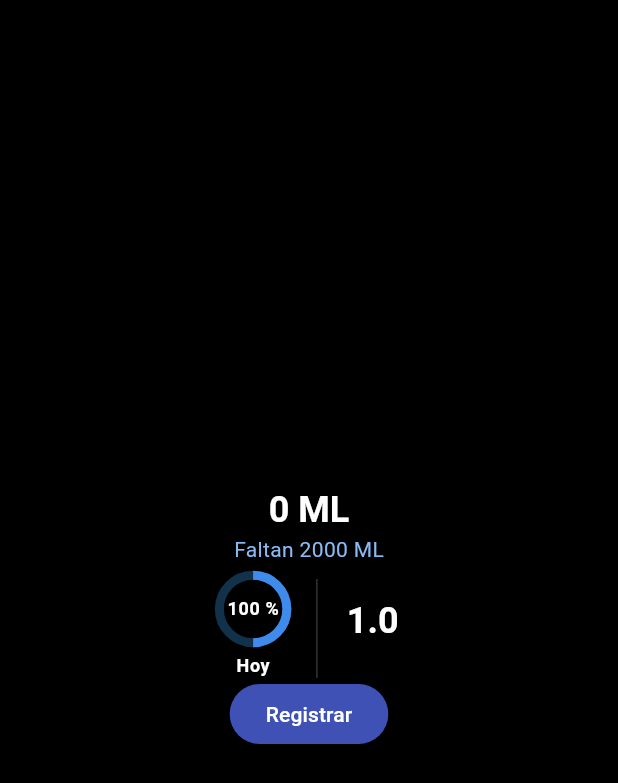
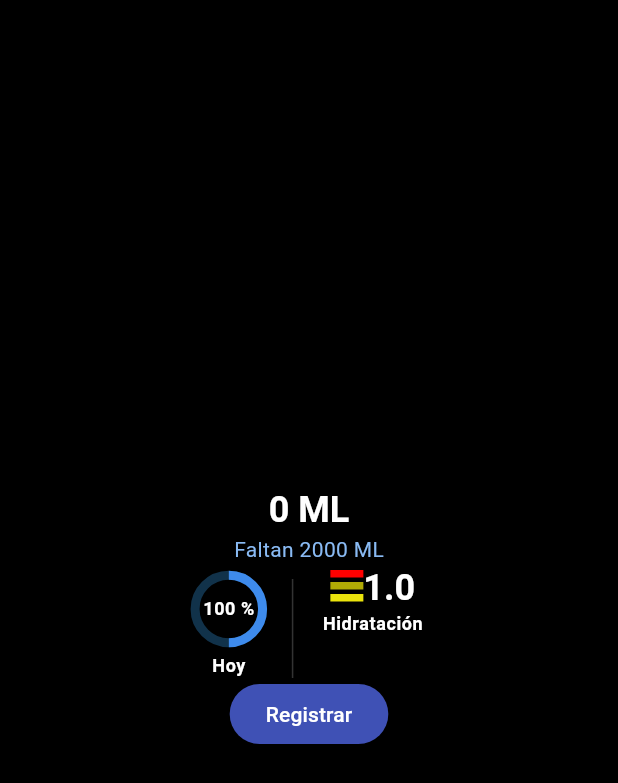
Before and after one commit to AlanJuarezF/Clone-HiWater, a Flutter app: the screen it shows after launch, on a phone screen of 412 x 824 dp. Shown: the top 783 px of the screen. Run offline on Flutter 3.47's test engine with Material 2 defaults, Android fonts, the phone set to English and light mode, and no system bars.

Commit message:
Add start screen

```diff
--- /dev/null
+++ b/lib/assets/interval_progress_bar.dart
@@ -0,0 +1,56 @@
+import 'package:flutter/material.dart';
+
+class IntervalProgressBar extends StatefulWidget {
+  const IntervalProgressBar({super.key});
+
+  @override
+  State<IntervalProgressBar> createState() => _IntervalProgressBarState();
+}
+
+class _IntervalProgressBarState extends State<IntervalProgressBar> {
+  @override
+  Widget build(BuildContext context) {
+    return Row(
+      children: [
+        _bar(),
+        _label(),
+      ],
+    );
+  }
+
+  Widget _bar() {
+    return Column(
+      children: [
+        _interval(customColor: const Color.fromARGB(255, 255, 0, 0)),
+        _separator(),
+        _interval(customColor: const Color.fromARGB(255, 176, 170, 5)),
+        _separator(),
+        _interval(customColor: const Color.fromARGB(255, 235, 228, 12)),
+        _separator(),
+      ],
+    );
+  }
+
+  Widget _interval({required Color customColor}) {
+    return SizedBox(
+      height: 5,
+      width: 22,
+      child: DecoratedBox(
+        decoration: BoxDecoration(
+          color: customColor,
+        ),
+      ),
+    );
+  }
+
+  Widget _separator() {
+    return const SizedBox(height: 3);
+  }
+
+  Widget _label() {
+    return Text(
+      '1.0',
+      style: Theme.of(context).textTheme.headlineSmall,
+    );
+  }
+}
--- a/lib/screens/start_screen.dart
+++ b/lib/screens/start_screen.dart
@@ -1,4 +1,5 @@
 import 'package:flutter/material.dart';
+import 'package:water_counter_app/assets/interval_progress_bar.dart';
 
 class StartScreen extends StatefulWidget {
   const StartScreen({super.key});
@@ -98,11 +99,25 @@ class _StartScreenState extends State<StartScreen> {
   }
 
   Widget _hydration() {
-    return Text(
-      '1.0',
-      style: Theme.of(context).textTheme.headlineSmall,
+    return Column(
+      children: [
+        const IntervalProgressBar(),
+
+        //_intervalBar(),
+        Text(
+          'Hidratación',
+          style: Theme.of(context).textTheme.bodySmall,
+        ),
+      ],
     );
   }
+
+  // Widget _intervalBar() {
+  //   return Text(
+  //     '1.0',
+  //     style: Theme.of(context).textTheme.headlineSmall,
+  //   );
+  // }
 
   Widget _buttonReg() {
     return Center(
```
